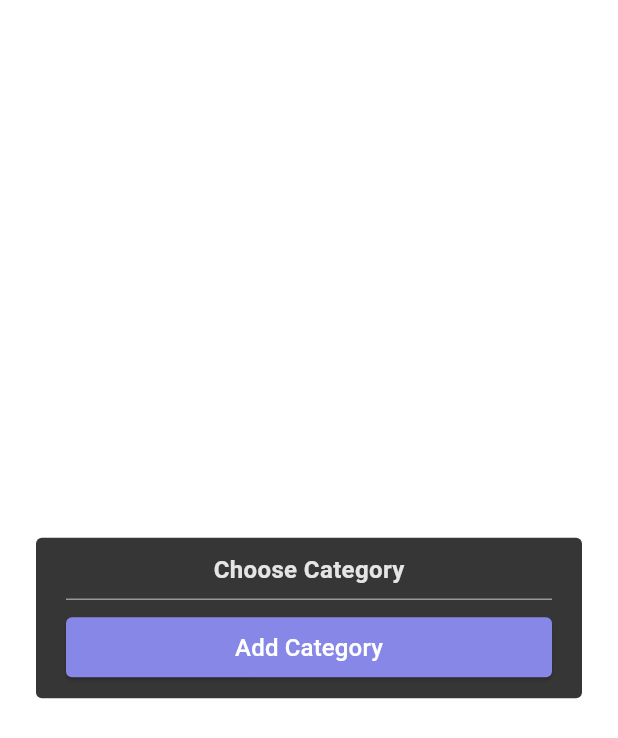
After one commit to nguyendat0908/ToDoApp_flutter, a Flutter app: the CategoryListPage screen opened directly, after a tap on "Add Category", on a phone screen of 412 x 824 dp. The commit adds this screen. Shown: the top 738 px of the screen. Run offline on Flutter 3.47's test engine with Material 3 defaults, Android fonts, the phone set to English and light mode, and no system bars; our stand-ins replace flutter_colorpicker, realm, shared_preferences; missing offline and left inert: flutter_iconpicker; accounts and stored records are empty; generated files the repository leaves out were written again.

Commit message:
Dialog choose category

```diff
--- a/lib/main.dart
+++ b/lib/main.dart
@@ -1,5 +1,5 @@
 import 'package:flutter/material.dart';
-import 'package:todo_app/ui/category/creat_or_edit_category.dart';
+import 'package:todo_app/ui/main/main_page.dart';
 
 void main() {
   runApp(const MyApp());
@@ -15,7 +15,7 @@ class MyApp extends StatelessWidget {
         colorScheme: ColorScheme.fromSeed(seedColor: Colors.deepPurple),
         useMaterial3: true,
       ),
-      home: const CreateOrEditCategory(),
+      home: const MainPage(),
       debugShowCheckedModeBanner: false,
     );
   }
--- /dev/null
+++ b/lib/models/category_models.dart
@@ -0,0 +1,14 @@
+class CategoryModel {
+  String id;
+  String name;
+  int? iconCodePoint;
+  String? backgroundColorHex;
+  String? iconColorColorHex;
+
+  CategoryModel(
+      {required this.id,
+      required this.name,
+      this.iconCodePoint,
+      this.backgroundColorHex,
+      this.iconColorColorHex});
+}
--- /dev/null
+++ b/lib/ui/category/category_list_page.dart
@@ -0,0 +1,156 @@
+import 'package:flutter/material.dart';
+import 'package:realm/realm.dart';
+import 'package:todo_app/models/category_models.dart';
+
+import '../../entities/category_realm_entity.dart';
+
+class CategoryListPage extends StatefulWidget {
+  const CategoryListPage({super.key});
+
+  @override
+  State<CategoryListPage> createState() => _CategoryListPageState();
+}
+
+class _CategoryListPageState extends State<CategoryListPage> {
+  List<CategoryModel> categoryListDataSource = [];
+
+  @override
+  void initState() {
+    // TODO: implement initState
+    super.initState();
+    WidgetsBinding.instance.addPostFrameCallback((timeStamp) {
+      _getCategoryList();
+    });
+  }
+
+  @override
+  Widget build(BuildContext context) {
+    return Scaffold(
+      backgroundColor: Colors.transparent,
+      body: _buildBodyPage(),
+    );
+  }
+
+  Widget _buildBodyPage() {
+    return Center(
+      child: Container(
+        decoration: BoxDecoration(
+          borderRadius: BorderRadius.circular(4),
+          color: Color(0xFF363636),
+        ),
+        padding: const EdgeInsets.symmetric(horizontal: 20, vertical: 10),
+        margin: const EdgeInsets.symmetric(horizontal: 24, vertical: 24),
+        child: Column(
+          mainAxisAlignment: MainAxisAlignment.start,
+          crossAxisAlignment: CrossAxisAlignment.center,
+          mainAxisSize: MainAxisSize.min,
+          children: [
+            _buildChooseCategoryTitle(),
+            _buildGridCategoryList(),
+            _buildCreateCategoryButton()
+          ],
+        ),
+      ),
+    );
+  }
+
+  Widget _buildChooseCategoryTitle() {
+    return Column(
+      children: [
+        Text(
+          'Choose Category',
+          style: TextStyle(
+              fontSize: 16,
+              fontWeight: FontWeight.bold,
+              color: Colors.white.withOpacity(0.87)),
+        ),
+        // Thanh duong thang
+        const Divider(
+          color: Color(0xFF979797),
+        )
+      ],
+    );
+  }
+
+  Widget _buildGridCategoryList() {
+    return GridView.builder(
+      shrinkWrap: true,
+      physics: const NeverScrollableScrollPhysics(),
+      gridDelegate: SliverGridDelegateWithFixedCrossAxisCount(
+          crossAxisCount: 3, childAspectRatio: 0.7),
+      itemBuilder: (context, index) {
+        final category = categoryListDataSource.elementAt(index);
+        return _buildGridCategoryItems(category);
+      },
+      itemCount: categoryListDataSource.length,
+    );
+  }
+
+  Widget _buildGridCategoryItems(CategoryModel category) {
+    return Column(
+      mainAxisAlignment: MainAxisAlignment.start,
+      crossAxisAlignment: CrossAxisAlignment.center,
+      children: [
+        Container(
+          margin: const EdgeInsets.only(top: 10),
+          width: 64,
+          height: 64,
+          decoration: BoxDecoration(
+            borderRadius: BorderRadius.circular(8),
+            color: Color(0xFFCCFF88),
+          ),
+          child: category.iconCodePoint != null
+              ? Icon(
+                  IconData(category.iconCodePoint!),
+                  color: Color(0xFF21A300),
+                  size: 20,
+                )
+              : null,
+        ),
+        Container(
+          margin: EdgeInsets.only(top: 10),
+          child: Text(
+            'Grocery',
+            style: TextStyle(fontSize: 14, color: Colors.white),
+          ),
+        ),
+      ],
+    );
+  }
+
+  Widget _buildCreateCategoryButton() {
+    return Container(
+      width: double.infinity,
+      child: ElevatedButton(
+          onPressed: () {},
+          style: ElevatedButton.styleFrom(
+              backgroundColor: const Color(0xFF8687E7),
+              shape: RoundedRectangleBorder(
+                  borderRadius: BorderRadius.circular(4))),
+          child: const Text(
+            'Add Category',
+            style: TextStyle(fontSize: 16, color: Colors.white),
+          )),
+    );
+  }
+
+// Hàm xử lý bất đồng bộ lấy category từ realm xuống
+  Future<void> _getCategoryList() async {
+    // Mo realm chuan bi ghi du lieu
+    var config = Configuration.local([CategoryRealmEntity.schema]);
+    var realm = Realm(config);
+    // Nhan data ve
+    final categories = realm.all<CategoryRealmEntity>();
+    List<CategoryModel> categoryModels = categories.map((e) {
+      return CategoryModel(
+          id: e.id.hexString,
+          name: e.name,
+          iconCodePoint: e.iconCodePoint,
+          backgroundColorHex: e.backgroundColorHex,
+          iconColorColorHex: e.iconColorColorHex);
+    }).toList();
+    setState(() {
+      categoryListDataSource = categoryModels;
+    });
+  }
+}
```
Also changed, not shown: lib/ui/task/create_task_page.dart (+11 -1 lines).
